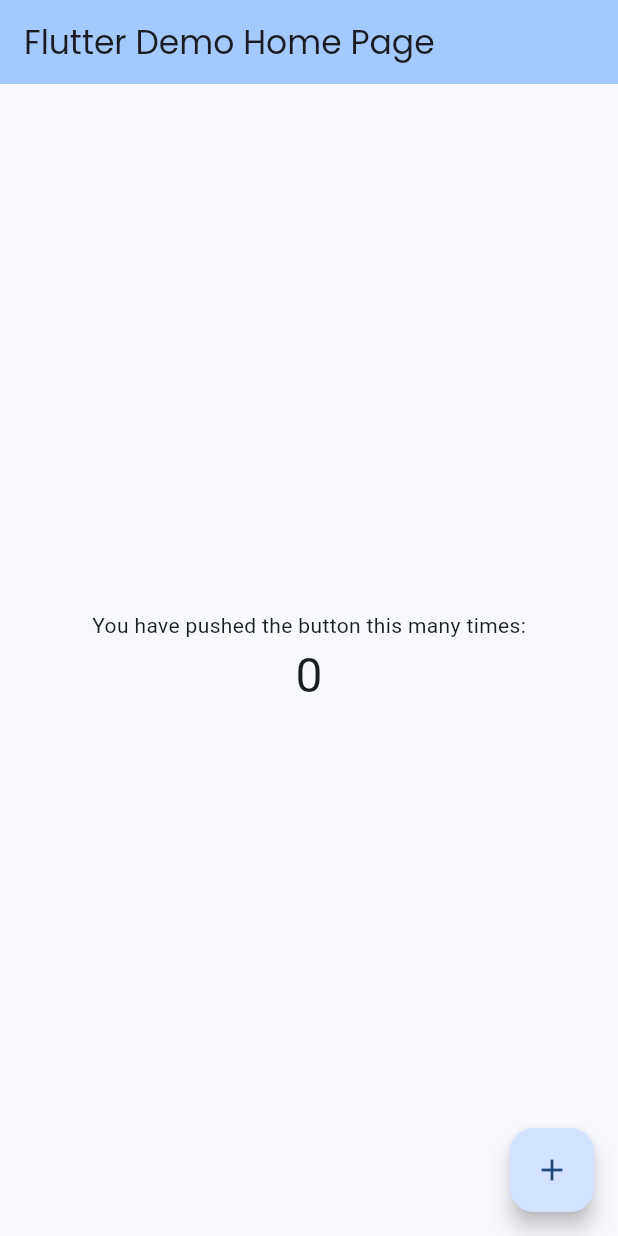
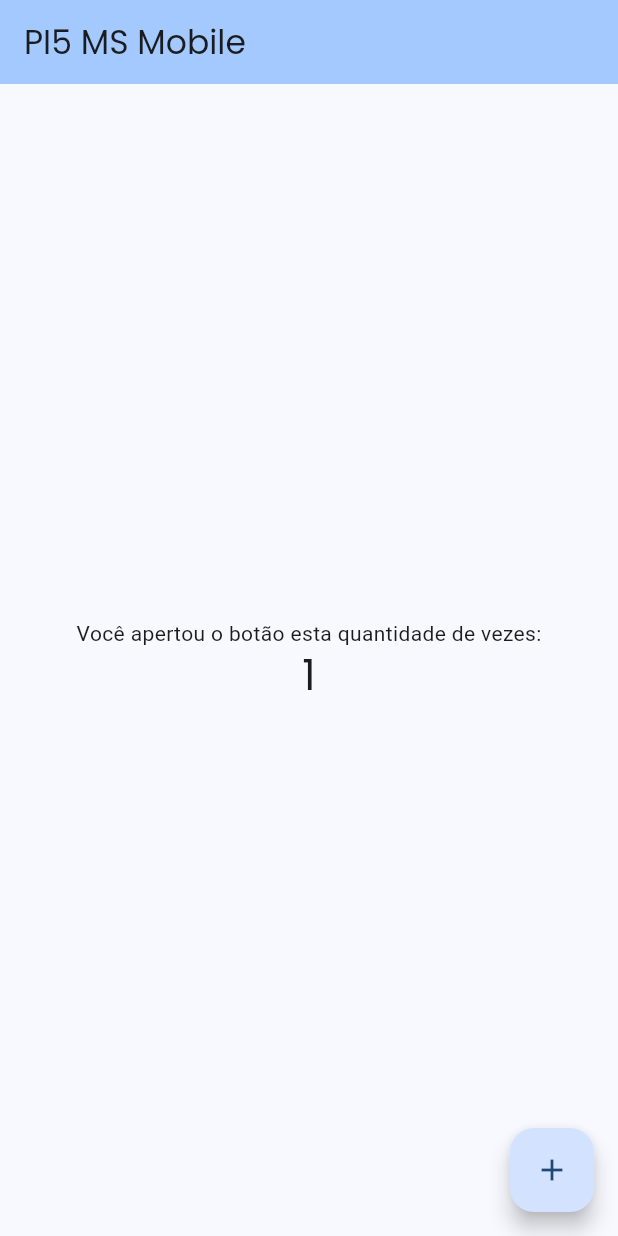
Before and after one commit to edgargavioli/pi5-app-estudo, a Flutter app: the screen it shows after launch, after a tap on the "add" icon, on a phone screen of 412 x 824 dp. Run offline on Flutter 3.47's test engine with Material 3 defaults, Android fonts, the phone set to English and light mode, and no system bars; our stand-ins replace google_fonts.

Commit message:
feat: altera modo em que o tema é aplicado

```diff
--- a/pi5_ms_mobile/lib/main.dart
+++ b/pi5_ms_mobile/lib/main.dart
@@ -1,7 +1,7 @@
 import 'package:flutter/material.dart';
-import 'package:pi5_ms_mobile/src/shared/themes/theme_provider.dart';
-import 'package:pi5_ms_mobile/theme_app.dart';
-import 'package:provider/provider.dart';
+import 'package:pi5_ms_mobile/src/presentation/HomePage.dart';
+import 'package:pi5_ms_mobile/src/shared/theme.dart';
+import 'package:pi5_ms_mobile/src/shared/util.dart';
 
 void main() {
   runApp(const MyApp());
@@ -12,21 +12,18 @@
 
   @override
   Widget build(BuildContext context) {
-    return Builder(
-      builder: (context) {
-        return MaterialApp(
-          title: "pi5_ms_mobile",
-          home: Builder(
-            builder: (innerContext) {
-              final brightness = MediaQuery.platformBrightnessOf(innerContext);
-              return ChangeNotifierProvider(
-                create: (_) => ThemeProvider(brightness, innerContext),
-                child: const ThemedApp(),
-              );
-            }
-          ),
-        );
-      },
+    final brightness = View.of(context).platformDispatcher.platformBrightness;
+
+    TextTheme textTheme = createTextTheme(context, "Roboto", "Poppins");
+
+    MaterialTheme theme = MaterialTheme(textTheme);
+
+    return MaterialApp(
+      title: "PI5 MS Mobile",
+      theme: brightness == Brightness.light ? theme.light() : theme.dark(),
+      home: const HomePage(
+        title: "PI5 MS Mobile",
+      ),
     );
   }
 }
--- a/pi5_ms_mobile/lib/src/presentation/HomePage.dart
+++ b/pi5_ms_mobile/lib/src/presentation/HomePage.dart
@@ -1,32 +1,47 @@
 import 'package:flutter/material.dart';
 
-class HomePage extends StatelessWidget {
-  const HomePage({super.key});
+class HomePage extends StatefulWidget {
+  const HomePage({super.key, required this.title});
+
+  final String title;
+
+  @override
+  State<HomePage> createState() => _HomePageState();
+}
+
+class _HomePageState extends State<HomePage> {
+  int _counter = 0;
+
+  void _incrementCounter() {
+    setState(() {
+      _counter++;
+    });
+  }
 
   @override
   Widget build(BuildContext context) {
     return Scaffold(
       appBar: AppBar(
-        title: const Text('Flutter Demo Home Page'),
         backgroundColor: Theme.of(context).colorScheme.inversePrimary,
+        title: Text(widget.title),
       ),
       body: Center(
         child: Column(
           mainAxisAlignment: MainAxisAlignment.center,
-          children: const <Widget>[
-            Text('You have pushed the button this many times:'),
+          children: <Widget> [
+            const Text(
+              "Você apertou o botão esta quantidade de vezes:",
+            ),
             Text(
-              '0', // Exemplo fixo
-              style: TextStyle(fontSize: 32),
+              "$_counter",
+              style: Theme.of(context).textTheme.headlineMedium,
             ),
           ],
         ),
       ),
       floatingActionButton: FloatingActionButton(
-        onPressed: () {
-          // ação do botão
-        },
-        tooltip: 'Increment',
+        onPressed: _incrementCounter,
+        tooltip: "Adicionar",
         child: const Icon(Icons.add),
       ),
     );
--- a/pi5_ms_mobile/lib/src/shared/themes/theme_provider.dart
+++ /dev/null
@@ -1,15 +0,0 @@
-import 'package:flutter/material.dart';
-import 'theme.dart';
-import 'util.dart';
-
-class ThemeProvider with ChangeNotifier {
-  late ThemeData _themeData;
-
-  ThemeProvider(Brightness brightness, BuildContext context) {
-    final textTheme = createTextTheme(context, "Roboto", "Poppins");
-    final theme = MaterialTheme(textTheme);
-    _themeData = brightness == Brightness.light ? theme.light() : theme.dark();
-  }
-
-  ThemeData get themeData => _themeData;
-}
--- a/pi5_ms_mobile/lib/theme_app.dart
+++ /dev/null
@@ -1,20 +0,0 @@
-import 'package:flutter/material.dart';
-import 'package:pi5_ms_mobile/src/presentation/HomePage.dart';
-import 'package:pi5_ms_mobile/src/shared/themes/theme_provider.dart';
-import 'package:provider/provider.dart';
-
-class ThemedApp extends StatelessWidget {
-  const ThemedApp({super.key});
-
-  @override
-  Widget build(BuildContext context) {
-    final theme = Provider.of<ThemeProvider>(context).themeData;
-
-    return MaterialApp(
-      debugShowCheckedModeBanner: false,
-      title: 'Flutter Demo',
-      theme: theme,
-      home: const HomePage(),
-    );
-  }
-}
--- a/pi5_ms_mobile/pubspec.yaml
+++ b/pi5_ms_mobile/pubspec.yaml
@@ -35,7 +35,6 @@
   # Use with the CupertinoIcons class for iOS style icons.
   cupertino_icons: ^1.0.8
   google_fonts: ^6.2.1
-  provider: ^6.1.0
 
 dev_dependencies:
   flutter_test:
```
Also changed, not shown: pi5_ms_mobile/lib/src/shared/theme.dart (renamed from pi5_ms_mobile/lib/src/shared/themes/theme.dart), pi5_ms_mobile/lib/src/shared/util.dart (renamed from pi5_ms_mobile/lib/src/shared/themes/util.dart), pi5_ms_mobile/pubspec.lock.
